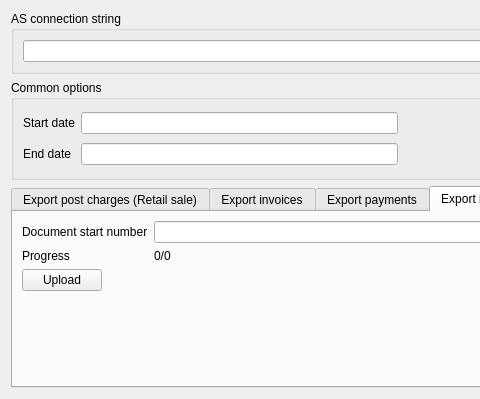
First picture: the form in Resort/dlgexportas.ui, repository End1-1/Resort, before the edit; both pictures show x 0 to 480 and y 0 to 399 of the 737 by 399 pixel window.
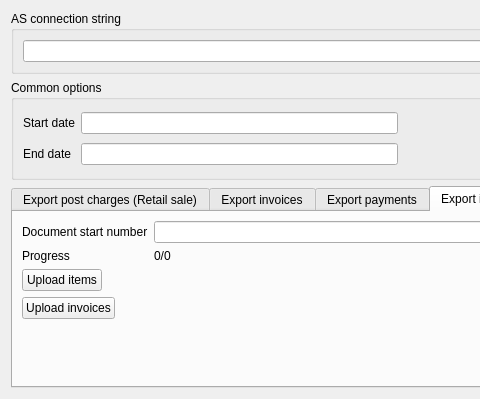
Second picture: the form after the edit. Custom widgets are drawn as their Qt base class.

Diff of the .ui file:
```diff
--- a/Resort/dlgexportas.ui
+++ b/Resort/dlgexportas.ui
@@ -342,14 +342,14 @@
          </property>
         </widget>
        </item>
-       <item row="2" column="0">
+       <item row="3" column="0">
         <widget class="QPushButton" name="btnUploadInvoicesRetail">
          <property name="text">
-          <string>Upload</string>
+          <string>Upload items</string>
          </property>
         </widget>
        </item>
-       <item row="2" column="1">
+       <item row="3" column="1">
         <spacer name="horizontalSpacer_4">
          <property name="orientation">
           <enum>Qt::Horizontal</enum>
@@ -362,7 +362,7 @@
          </property>
         </spacer>
        </item>
-       <item row="3" column="0">
+       <item row="5" column="0">
         <spacer name="verticalSpacer_3">
          <property name="orientation">
           <enum>Qt::Vertical</enum>
@@ -375,6 +375,13 @@
          </property>
         </spacer>
        </item>
+       <item row="4" column="0">
+        <widget class="QPushButton" name="btnUploadInvoicesRetail_2">
+         <property name="text">
+          <string>Upload invoices</string>
+         </property>
+        </widget>
+       </item>
       </layout>
      </widget>
      <widget class="QWidget" name="tab_5">
```
